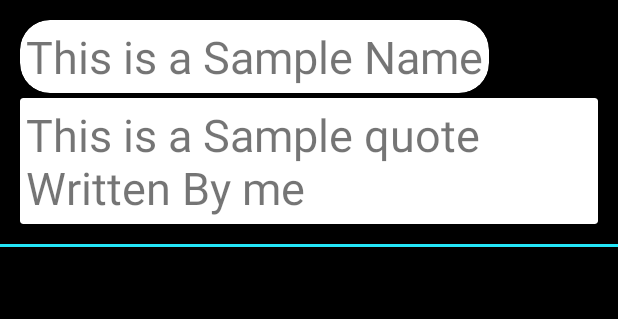
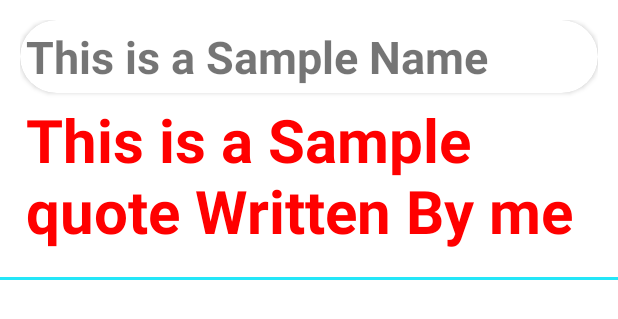
Before and after one commit to Divyakumar21202/QuoteMenia, an Android app: the layout quoteview.xml on its own in the app's theme, with its tools: preview values and no code run, on a phone screen of 412 x 824 dp. Shown: the top 319 px of the screen. Run offline under Robolectric (Android 15) with nearby library versions, the phone set to English and light mode, and no system bars.

Commit message:
Final View Of FB connection

```diff
--- a/app/src/main/res/layout/activity_quotes_list_view.xml
+++ b/app/src/main/res/layout/activity_quotes_list_view.xml
@@ -5,6 +5,7 @@
     android:layout_width="match_parent"
     android:layout_height="match_parent"
     android:orientation="vertical"
+    android:background="@color/black"
     tools:context=".QuotesListView">
     <androidx.recyclerview.widget.RecyclerView
         android:layout_width="match_parent"
--- a/app/src/main/res/layout/quoteview.xml
+++ b/app/src/main/res/layout/quoteview.xml
@@ -2,43 +2,44 @@
 <LinearLayout xmlns:android="http://schemas.android.com/apk/res/android"
     xmlns:app="http://schemas.android.com/apk/res-auto"
     android:orientation="vertical"
-    android:background="@color/black"
     android:layout_width="match_parent"
-    android:layout_height="match_parent">
+    android:layout_height="wrap_content">
+
     <LinearLayout
         android:layout_width="match_parent"
         android:layout_height="wrap_content"
         android:layout_margin="7dp"
         android:padding="6dp"
         android:orientation="vertical">
+
         <androidx.cardview.widget.CardView
-            android:layout_width="wrap_content"
+            android:layout_width="match_parent"
             android:layout_height="wrap_content"
-            app:cardCornerRadius="20dp">
+            app:cardCornerRadius="40dp">
             <TextView
-                android:layout_width="wrap_content"
+                android:layout_width="match_parent"
                 android:layout_height="wrap_content"
                 android:text="This is a Sample Name"
+                android:textStyle="bold"
                 android:padding="4dp"
 
                 android:textSize="30sp"
                 android:id="@+id/txtview_layout_name"/>
-        </androidx.cardview.widget.CardView>
-        <androidx.cardview.widget.CardView
-            android:layout_width="wrap_content"
-            android:layout_height="wrap_content"
-            android:layout_marginTop="3dp">
+
+    </androidx.cardview.widget.CardView>
             <TextView
-                android:layout_width="wrap_content"
+                android:layout_width="match_parent"
                 android:layout_height="wrap_content"
                 android:padding="4dp"
+                android:textColor="#FF0000"
                 android:text="This is a Sample quote Written By me"
-                android:textSize="30sp"
+                android:textSize="40sp"
+                android:textStyle="bold"
                 android:id="@+id/txtview_layout_Quote"/>
-        </androidx.cardview.widget.CardView>
 
 
     </LinearLayout>
+
     <LinearLayout
         android:layout_width="match_parent"
         android:layout_height="2dp"
--- a/app/src/main/res/values-night/themes.xml
+++ b/app/src/main/res/values-night/themes.xml
@@ -1,6 +1,6 @@
 <resources xmlns:tools="http://schemas.android.com/tools">
     <!-- Base application theme. -->
-    <style name="Theme.FirebaseDataFetching" parent="Theme.MaterialComponents.DayNight.DarkActionBar">
+    <style name="Theme.FirebaseDataFetching" parent="Theme.MaterialComponents.DayNight.NoActionBar">
         <!-- Primary brand color. -->
         <item name="colorPrimary">@color/purple_200</item>
         <item name="colorPrimaryVariant">@color/purple_700</item>
--- a/app/src/main/res/values/themes.xml
+++ b/app/src/main/res/values/themes.xml
@@ -1,6 +1,6 @@
 <resources xmlns:tools="http://schemas.android.com/tools">
     <!-- Base application theme. -->
-    <style name="Theme.FirebaseDataFetching" parent="Theme.MaterialComponents.DayNight.DarkActionBar">
+    <style name="Theme.FirebaseDataFetching" parent="Theme.MaterialComponents.DayNight.NoActionBar">
         <!-- Primary brand color. -->
         <item name="colorPrimary">@color/purple_500</item>
         <item name="colorPrimaryVariant">@color/purple_700</item>
```
Also changed, not shown: app/src/main/java/com/example/firebasedatafetching/MainActivity.java (+8 -0 lines), app/src/main/java/com/example/firebasedatafetching/QuoteRecyclerAdapter.java (+12 -8 lines), app/src/main/java/com/example/firebasedatafetching/QuotesListView.java (+34 -0 lines), app/src/main/java/com/example/firebasedatafetching/QuotesViewHolder.java (+8 -4 lines).
